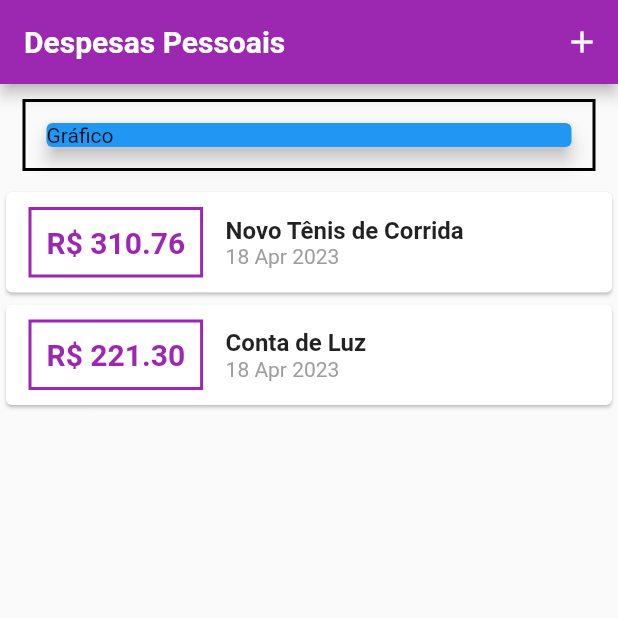
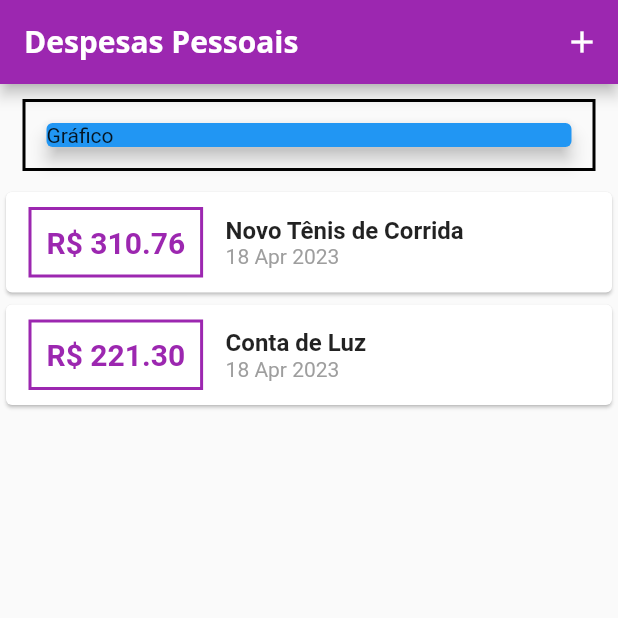
Before and after one commit to Luk4ss/course_flutter, a Flutter app: the screen it shows after launch, on a phone screen of 412 x 824 dp, the top half of it. Run offline on Flutter 3.47's test engine with Material 2 defaults, Android fonts, the phone set to English and light mode, and no system bars.

Commit message:
adicionando fontes de texto ao projeto.

```diff
--- a/expenses/lib/components/transaction_list.dart
+++ b/expenses/lib/components/transaction_list.dart
@@ -43,7 +43,7 @@ class TransactionList extends StatelessWidget {
                   Text(
                     tr.title,
                     style: const TextStyle(
-                        fontSize: 16, fontWeight: FontWeight.bold),
+                        fontSize: 16, fontWeight: FontWeight.bold)
                   ),
                   Text(DateFormat('d MMM y').format(tr.date),
                       style: const TextStyle(color: Colors.grey))
--- a/expenses/lib/main.dart
+++ b/expenses/lib/main.dart
@@ -1,5 +1,5 @@
 
-import 'package:expenses/components/transaction_form.dart';
+
 import 'package:flutter/material.dart';
 import 'components/transaction_form.dart';
 import 'components/transaction_list.dart';
@@ -25,7 +25,7 @@ class ExpensesApp extends StatelessWidget {
         ),
       textTheme: tema.textTheme.copyWith(
         titleMedium: const TextStyle(
-          fontFamily: 'OpenSans',
+          fontFamily: 'Quicksand',
           fontSize: 18,
           fontWeight: FontWeight.bold,
           color: Colors.black
```
Also changed, not shown: expenses/pubspec.yaml (+11 -6 lines), expenses/assets/fonts/OpenSans-Bold.ttf (added), expenses/assets/fonts/OpenSans-Regular.ttf (added), expenses/assets/fonts/Quicksand-Bold.ttf (added), expenses/assets/fonts/Quicksand-Light.ttf (added), expenses/assets/fonts/Quicksand-Medium.ttf (added), expenses/assets/fonts/Quicksand-Regular.ttf (added).
